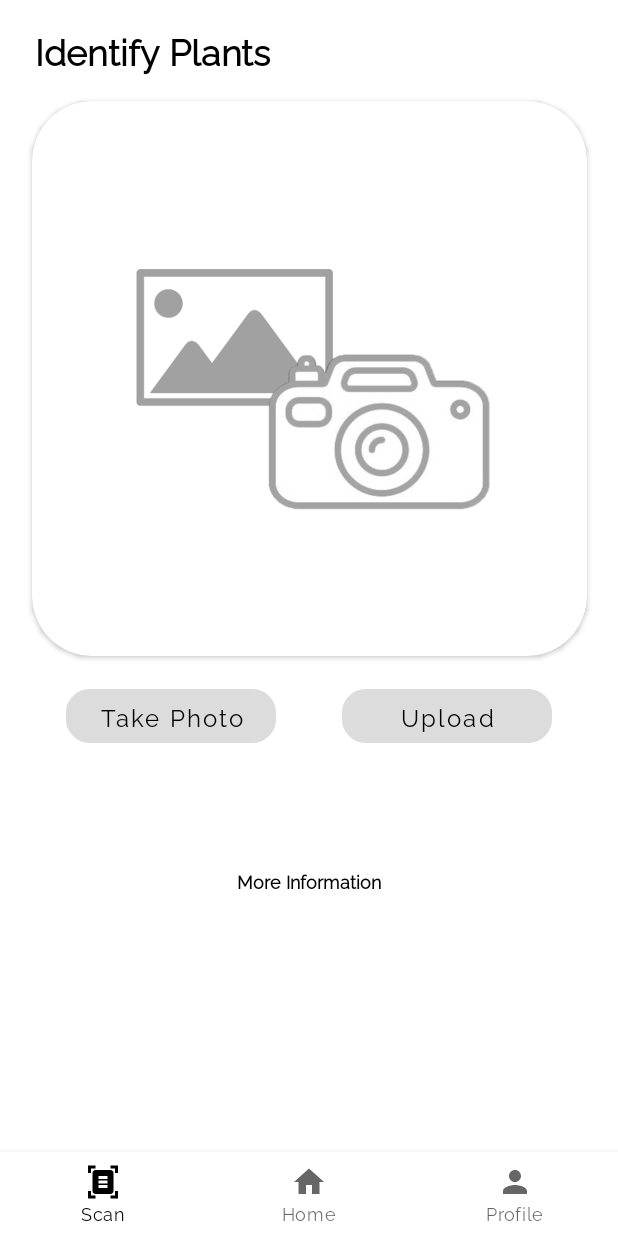
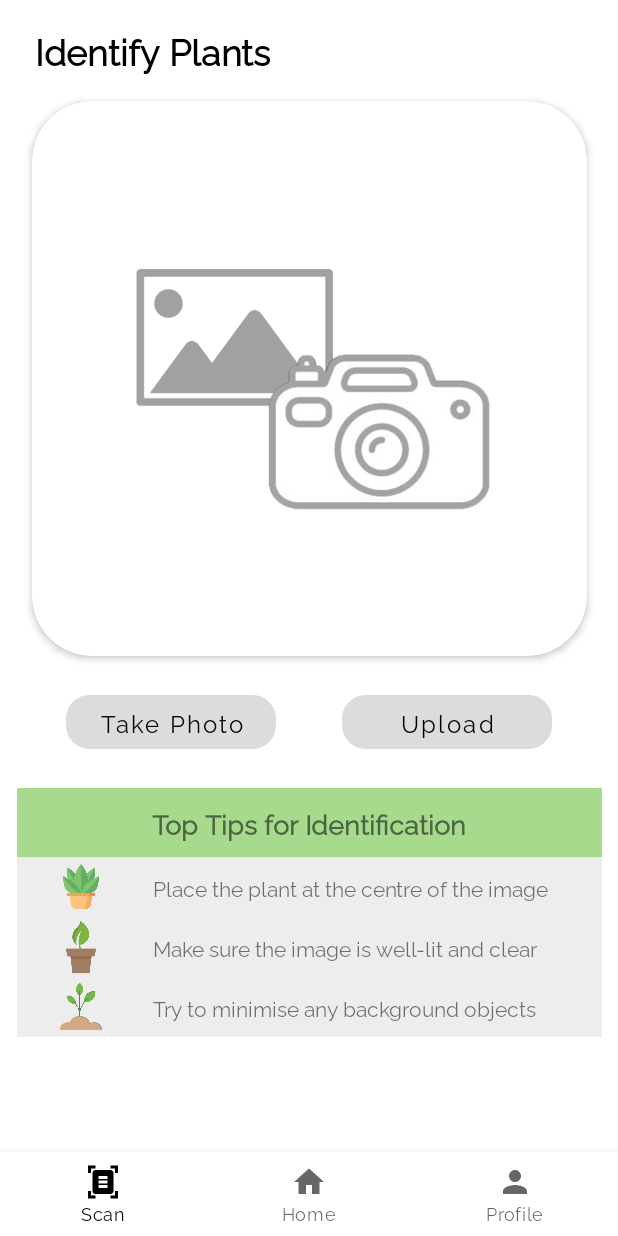
Before and after one commit to maisiehapney/PlantCareApp, an Android app: the screen it shows after launch once a user with an empty profile is signed in (HomeActivity), after a tap on "Take Photo", on a phone screen of 412 x 824 dp. Run offline under Robolectric (Android 15) with nearby library versions, the phone set to English and light mode, and no system bars; our stand-ins replace Firebase (no records; nobody signed in at launch, a user with empty details on screens opened directly); libraries missing offline, so code that uses them is left out: org.tensorflow.lite; pictures from the network do not load.

Commit message:
UI edits and organising code

```diff
--- a/PlantCareApp/app/src/main/java/com/example/plantcareapp/Classify.java
+++ b/PlantCareApp/app/src/main/java/com/example/plantcareapp/Classify.java
@@ -57,8 +57,9 @@ public class Classify {
                 }
             }
 
-            String [] classes = {"Boston Fern", "Bunny Ear Cactus", "Chinese Money Plant", "Dragon Tree", "Jade Plant", "Orchid", "Peace Lily", "Peacock Plant",  "Rubber Plant", "Snake Plant"};
-            result = (classes[maxPos]);
+            //String [] classes = {"Boston Fern", "Bunny Ear Cactus", "Chinese Money Plant", "Dragon Tree", "Jade Plant", "Orchid", "Peace Lily", "Peacock Plant",  "Rubber Plant", "Snake Plant"};
+            result = PlantConstants.getPlants().get(maxPos);
+            //result = (classes[maxPos]);
             getAccuracy(maxConfidence);
             //information.setText("More Information");
             //information.setVisibility(View.VISIBLE);
--- a/PlantCareApp/app/src/main/java/com/example/plantcareapp/ClassifyFragment.java
+++ b/PlantCareApp/app/src/main/java/com/example/plantcareapp/ClassifyFragment.java
@@ -56,8 +56,8 @@ public class ClassifyFragment extends Fragment {
         gallery = v.findViewById(R.id.button2);
         //information = v.findViewById(R.id.information_button);
 
-        result = v.findViewById(R.id.result);
-        confidence = v.findViewById(R.id.confidence);
+        //result = v.findViewById(R.id.result);
+        //confidence = v.findViewById(R.id.confidence);
         imageView = v.findViewById(R.id.imageView);
 
         cameraResultLaunch = registerForActivityResult(
--- a/PlantCareApp/app/src/main/java/com/example/plantcareapp/LoginActivity.java
+++ b/PlantCareApp/app/src/main/java/com/example/plantcareapp/LoginActivity.java
@@ -67,15 +67,15 @@ public class LoginActivity extends AppCompatActivity {
                             public void onComplete(@NonNull Task<AuthResult> task) {
                                 if (task.isSuccessful()) {
                                     // Sign in success, update UI with the signed-in user's information
-                                    //Toast.makeText(LoginActivity.this, "Login Successful",
-                                            //Toast.LENGTH_SHORT).show();
+                                    Toast.makeText(LoginActivity.this, "Login Successful",
+                                            Toast.LENGTH_LONG).show();
                                     Intent intent = new Intent(LoginActivity.this, HomeActivity.class);
                                     startActivity(intent);
 
                                 } else {
                                     // If sign in fails, display a message to the user.
                                     Toast.makeText(LoginActivity.this, "Login failed. Try again",
-                                            Toast.LENGTH_SHORT).show();
+                                            Toast.LENGTH_LONG).show();
                                 }
                             }
                         });
--- a/PlantCareApp/app/src/main/java/com/example/plantcareapp/RegisterActivity.java
+++ b/PlantCareApp/app/src/main/java/com/example/plantcareapp/RegisterActivity.java
@@ -70,7 +70,7 @@ public class RegisterActivity extends AppCompatActivity {
                                     // Sign in success, update UI with the signed-in user's information
 
                                     Toast.makeText(RegisterActivity.this, "Registration Successful",
-                                            Toast.LENGTH_SHORT).show();
+                                            Toast.LENGTH_LONG).show();
 
                                     Intent intent = new Intent(RegisterActivity.this, HomeActivity.class);
                                     startActivity(intent);
@@ -78,7 +78,7 @@ public class RegisterActivity extends AppCompatActivity {
                                 } else {
                                     // If sign in fails, display a message to the user.
                                     Toast.makeText(RegisterActivity.this, "Registration failed. Try again.",
-                                            Toast.LENGTH_SHORT).show();
+                                            Toast.LENGTH_LONG).show();
                                 }
                             }
                         });
--- a/PlantCareApp/app/src/main/res/layout/fragment_classify.xml
+++ b/PlantCareApp/app/src/main/res/layout/fragment_classify.xml
@@ -4,6 +4,7 @@
     xmlns:app="http://schemas.android.com/apk/res-auto"
     android:layout_width="match_parent"
     android:layout_height="match_parent"
+
     tools:context=".ClassifyFragment">
 
     <androidx.constraintlayout.widget.ConstraintLayout
@@ -35,14 +36,16 @@
             app:layout_constraintLeft_toLeftOf="parent"
             app:layout_constraintRight_toRightOf="parent"
             app:layout_constraintTop_toBottomOf="@+id/title"
-            app:cardCornerRadius="40dp">
+            app:cardCornerRadius="40dp"
+            app:cardElevation="3dp"
+            >
         </androidx.cardview.widget.CardView>
 
         <ImageView
             android:id="@+id/imageView"
             android:layout_width="320sp"
             android:layout_height="320sp"
-            android:elevation="2dp"
+            android:elevation="4dp"
             android:src="@drawable/placeholder"
             app:layout_constraintTop_toTopOf="@+id/card"
             app:layout_constraintLeft_toLeftOf="@+id/card"
@@ -61,7 +64,7 @@
             android:layout_width="140dp"
             android:layout_height="48dp"
             android:layout_centerInParent="true"
-            android:layout_marginTop="16dp"
+            android:layout_marginTop="20dp"
             android:backgroundTint="#B3D9D9D9"
             android:stateListAnimator="@null"
             android:text="Take Photo"
@@ -79,7 +82,7 @@
             android:layout_width="140dp"
             android:layout_height="48dp"
             android:layout_centerInParent="true"
-            android:layout_marginTop="16dp"
+            android:layout_marginTop="20dp"
             android:backgroundTint="#B3D9D9D9"
             android:stateListAnimator="@null"
             android:text="Upload"
@@ -98,50 +101,94 @@
             android:layout_height="wrap_content"
             app:barrierDirection="bottom"
             app:constraint_referenced_ids="button, button2" />
-
-        <TextView
-            android:id="@+id/result"
-            android:layout_width="wrap_content"
+        <TableLayout
+            android:id="@+id/tipsTable"
+            android:layout_width="390dp"
             android:layout_height="wrap_content"
-            android:layout_marginTop="10dp"
-            android:text=""
-            android:textColor="@color/black"
-            android:textSize="20sp"
-            android:textStyle="bold"
-            app:layout_constraintBottom_toTopOf="@+id/confidence"
+            android:layout_marginStart="50dp"
+            android:layout_marginEnd="50dp"
+            android:layout_marginTop="20dp"
+            android:layout_marginBottom="30dp"
+            app:layout_constraintTop_toBottomOf="@+id/barrier2"
             app:layout_constraintLeft_toLeftOf="parent"
             app:layout_constraintRight_toRightOf="parent"
-            app:layout_constraintTop_toBottomOf="@+id/barrier2" />
+            app:layout_constraintBottom_toBottomOf="parent">
 
-        <TextView
-            android:id="@+id/confidence"
-            android:layout_width="wrap_content"
-            android:layout_height="wrap_content"
-            android:layout_marginTop="5dp"
-            android:text=""
-            android:textColor="@color/black"
-            android:textSize="16sp"
-            android:textStyle="bold"
-            app:layout_constraintBottom_toTopOf="@+id/information_button"
-            app:layout_constraintLeft_toLeftOf="parent"
-            app:layout_constraintRight_toRightOf="parent"
-            app:layout_constraintTop_toBottomOf="@+id/result" />
+            <TableRow>
+                <TextView
+                    android:background="@color/green"
+                    android:layout_width="0dp"
+                    android:layout_height="wrap_content"
+                    android:padding="10dp"
+                    android:text="Top Tips for Identification"
+                    android:textSize="18sp"
+                    android:textStyle="bold"
+                    android:gravity="center_horizontal"
+                    android:layout_weight="4"
+                    />
+            </TableRow>
 
-        <Button
-            android:id="@+id/information_button"
-            style="?android:attr/borderlessButtonStyle"
-            android:layout_width="150dp"
-            android:layout_height="40dp"
-            android:layout_marginBottom="10dp"
-            android:text="More Information"
-            android:textStyle='bold'
-            android:textAllCaps="false"
-            android:textColor="#000000"
-            android:textSize="12sp"
-            app:layout_constraintBottom_toBottomOf="parent"
-            app:layout_constraintLeft_toLeftOf="parent"
-            app:layout_constraintRight_toRightOf="parent"
-            app:layout_constraintTop_toBottomOf="@+id/confidence" />
+            <TableRow
+                android:background="@color/grey">
+                <ImageView
+                    android:layout_width="30sp"
+                    android:layout_height="30sp"
+                    android:layout_gravity="center"
+                    android:src="@drawable/planticon1"
+                    android:layout_marginStart="15dp"
+                    />
+                <TextView
+                    android:layout_width="0dp"
+                    android:layout_height="wrap_content"
+                    android:padding="10sp"
+                    android:text="Place the plant at the centre of the image"
+                    android:textSize="14sp"
+                    android:layout_weight="4"
+                    android:layout_marginStart="10dp"
+                    />
+            </TableRow>
+
+            <TableRow
+                android:background="@color/grey">
+                <ImageView
+                    android:layout_width="40sp"
+                    android:layout_height="40sp"
+                    android:layout_gravity="center"
+                    android:src="@drawable/planticon2"
+                    android:layout_marginStart="15dp"
+                    />
+                <TextView
+                    android:layout_width="0dp"
+                    android:layout_height="wrap_content"
+                    android:padding="10sp"
+                    android:text="Make sure the image is well-lit and clear"
+                    android:textSize="14sp"
+                    android:layout_weight="4"
+                    android:layout_marginStart="10dp"
+                    />
+            </TableRow>
+
+            <TableRow
+                android:background="@color/grey">
+                <ImageView
+                    android:layout_width="35sp"
+                    android:layout_height="35sp"
+                    android:layout_gravity="center"
+                    android:src="@drawable/planticon3"
+                    android:layout_marginStart="15dp"
+                    />
+                <TextView
+                    android:layout_width="0dp"
+                    android:layout_height="wrap_content"
+                    android:padding="10sp"
+                    android:text="Try to minimise any background objects"
+                    android:textSize="14sp"
+                    android:layout_weight="4"
+                    android:layout_marginStart="10dp"
+                    />
+            </TableRow>
+
+        </TableLayout>
     </androidx.constraintlayout.widget.ConstraintLayout>
 
 
--- a/PlantCareApp/app/src/main/res/layout/fragment_home.xml
+++ b/PlantCareApp/app/src/main/res/layout/fragment_home.xml
@@ -3,6 +3,7 @@
     xmlns:tools="http://schemas.android.com/tools"
     android:layout_width="match_parent"
     android:layout_height="match_parent"
+
     xmlns:app="http://schemas.android.com/apk/res-auto"
     tools:context=".HomeFragment">
 
@@ -24,6 +25,7 @@
         android:layout_marginTop="20dp"
         android:layout_marginLeft="20dp"
         android:layout_marginRight="20dp"
+        android:layout_marginBottom="20dp"
         android:layout_height="wrap_content"
         android:layout_below="@+id/title"
         app:queryHint="Search Here..."
@@ -40,8 +42,7 @@
         android:textAlignment="center"
         android:textColor="@color/black"
         android:textSize="16sp"
-        android:visibility="invisible"
-
+        android:visibility="gone"
         />
 
     <androidx.recyclerview.widget.RecyclerView
--- a/PlantCareApp/app/src/main/res/layout/single_card.xml
+++ b/PlantCareApp/app/src/main/res/layout/single_card.xml
@@ -13,7 +13,8 @@
         android:layout_marginTop="20dp"
         android:layout_marginBottom="20dp"
         android:layout_gravity="center_horizontal"
-        app:cardCornerRadius="20dp">
+        app:cardCornerRadius="20dp"
+        app:cardElevation="3dp">
 
         <ImageView
             android:id="@+id/imageView"
--- a/PlantCareApp/app/src/main/res/values/colors.xml
+++ b/PlantCareApp/app/src/main/res/values/colors.xml
@@ -11,4 +11,6 @@
     <color name="grey">#EDEDED</color>
     <color name="darkgrey">#858585</color>
     <color name="red">#FB5656</color>
+    <color name="lightgrey">#E7E6E6</color>
+
 </resources>
```
Also changed, not shown: PlantCareApp/app/src/main/java/com/example/plantcareapp/ClassifyActivity.java (+5 -5 lines), PlantCareApp/app/src/main/java/com/example/plantcareapp/PlantConstants.java (added, +14 -0 lines), PlantCareApp/app/src/main/res/layout/activity_classify.xml (+89 -40 lines), PlantCareApp/app/src/main/res/layout/activity_main.xml (+8 -8 lines), PlantCareApp/app/src/main/res/layout/activity_plant_information.xml (+25 -9 lines), PlantCareApp/app/src/main/res/drawable/planticon1.png (added), PlantCareApp/app/src/main/res/drawable/planticon2.png (added), PlantCareApp/app/src/main/res/drawable/planticon3.png (added).
